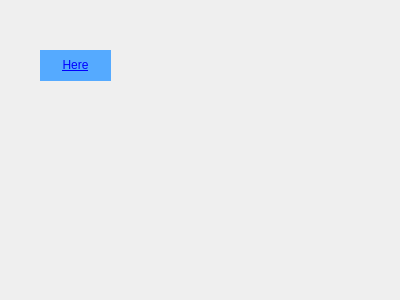
Above: ui/Abort.ui from KR-Rabbit/LabelStudioLauncher before the change. Below: the same form after it.
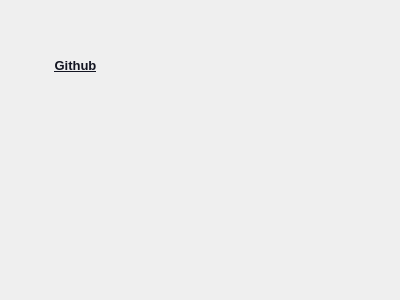
That is the form after the change. Icons and pictures are not drawn.

The edit to the form file:
```diff
--- a/ui/Abort.ui
+++ b/ui/Abort.ui
@@ -41,10 +41,17 @@
     </rect>
    </property>
    <property name="styleSheet">
-    <string notr="true">background-color: rgb(85, 170, 255);</string>
+    <string notr="true"/>
    </property>
    <property name="text">
-    <string>&lt;html&gt;&lt;head/&gt;&lt;body&gt;&lt;p&gt;&lt;a href=&quot;https://github.com/KR-Rabbit/LabelStudioLauncher/blob/master/README.md&quot;&gt;&lt;span style=&quot; text-decoration: underline; color:#0000ff;&quot;&gt;Here&lt;/span&gt;&lt;/a&gt;&lt;/p&gt;&lt;/body&gt;&lt;/html&gt;</string>
+    <string>&lt;!DOCTYPE HTML PUBLIC &quot;-//W3C//DTD HTML 4.0//EN&quot; &quot;http://www.w3.org/TR/REC-html40/strict.dtd&quot;&gt;
+&lt;html&gt;&lt;head&gt;&lt;meta name=&quot;qrichtext&quot; content=&quot;1&quot; /&gt;&lt;meta charset=&quot;utf-8&quot; /&gt;&lt;style type=&quot;text/css&quot;&gt;
+p, li { white-space: pre-wrap; }
+hr { height: 1px; border-width: 0; }
+li.unchecked::marker { content: &quot;\2610&quot;; }
+li.checked::marker { content: &quot;\2612&quot;; }
+&lt;/style&gt;&lt;/head&gt;&lt;body style=&quot; font-family:'Microsoft YaHei UI'; font-size:9pt; font-weight:400; font-style:normal;&quot;&gt;
+&lt;p align=&quot;center&quot; style=&quot; margin-top:12px; margin-bottom:12px; margin-left:0px; margin-right:0px; -qt-block-indent:0; text-indent:0px;&quot;&gt;&lt;a href=&quot;https://github.com/KR-Rabbit/LabelStudioLauncher/blob/master/README.md&quot;&gt;&lt;span style=&quot; font-size:10pt; font-weight:700; text-decoration: underline; color:#131522;&quot;&gt;Github&lt;/span&gt;&lt;/a&gt;&lt;/p&gt;&lt;/body&gt;&lt;/html&gt;</string>
    </property>
    <property name="alignment">
     <set>Qt::AlignCenter</set>
```
